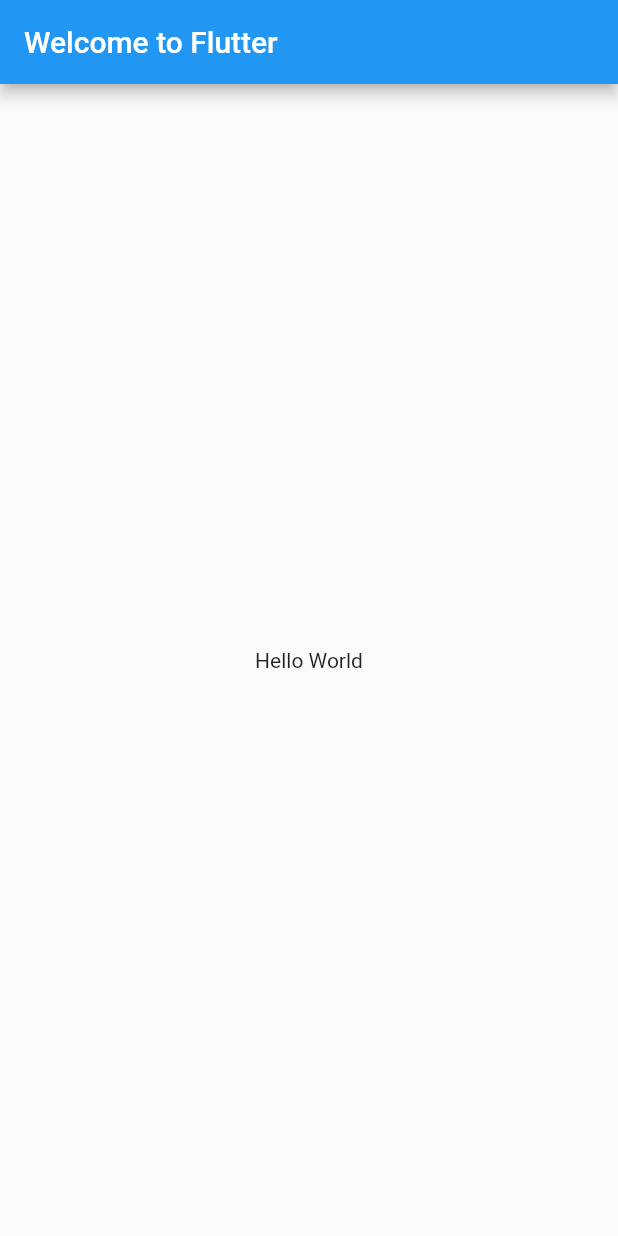
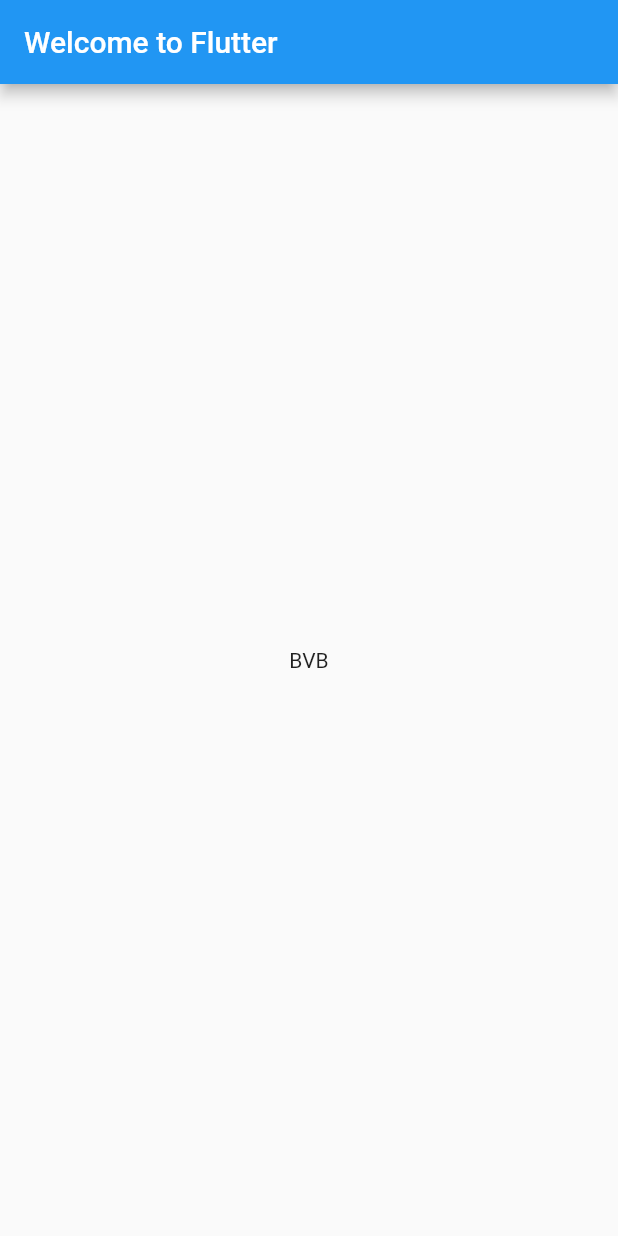
Before and after one commit to mdziardziel/random-clubs, a Flutter app: the screen it shows after launch, on a phone screen of 412 x 824 dp. Run offline on Flutter 3.47's test engine with Material 2 defaults, Android fonts, the phone set to English and light mode, and no system bars.

Commit message:
display random team

```diff
--- a/lib/main.dart
+++ b/lib/main.dart
@@ -7,6 +7,9 @@
 
 final _random = new Random();
 
+final teams = ['BVB', 'PSG', 'JUVE', 'REAL', 'BARCA'];
+
+String randomTeam() => teams[_random.nextInt(teams.length)];
 
 void main() => runApp(MyApp());
 
@@ -20,7 +23,7 @@
           title: Text('Welcome to Flutter'),
         ),
         body: Center(
-          child: Text('Hello World'),
+          child: Text(randomTeam()),
         ),
       ),
     );
```
